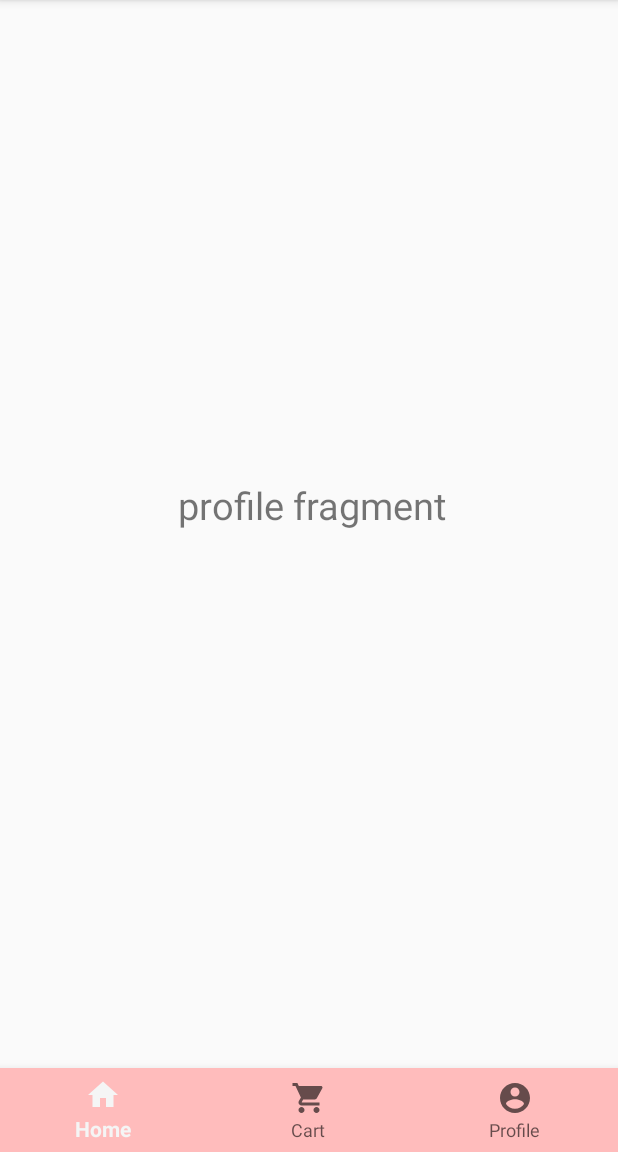
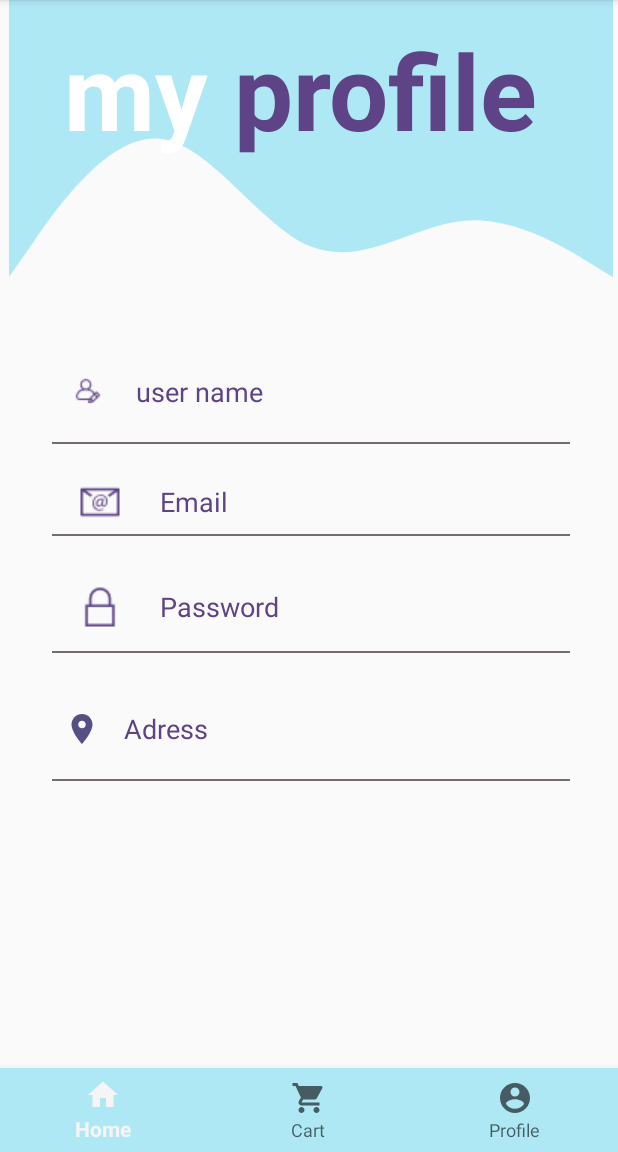
Before and after one commit to leenJabareen/MyApplication, an Android app: the profileFragment screen opened through its navigation route, on a phone screen of 412 x 824 dp, the part 84-1236 px from its top. Run offline under Robolectric (Android 15) with nearby library versions, the phone set to English and light mode, and no system bars; our stand-ins replace Firebase (no records; nobody signed in at launch, a user with empty details on screens opened directly); libraries missing offline, so code that uses them is left out: com.etebarian.meowbottomnavigation.

Commit message:
cardview functions

```diff
--- a/app/build.gradle
+++ b/app/build.gradle
@@ -40,8 +40,10 @@ dependencies {
     implementation 'androidx.navigation:navigation-ui:2.3.5'
     implementation 'androidx.legacy:legacy-support-v4:1.0.0'
     implementation 'com.google.firebase:firebase-database:20.0.2'// i added this for navigation bar
+
     testImplementation 'junit:junit:4.+'
     androidTestImplementation 'androidx.test.ext:junit:1.1.2'
     androidTestImplementation 'androidx.test.espresso:espresso-core:3.3.0'
-
+    implementation platform('com.google.firebase:firebase-bom:29.0.4')
+    implementation 'com.google.firebase:firebase-analytics'
 }
--- a/app/src/main/java/com/example/myapplication/HomeFragment.java
+++ b/app/src/main/java/com/example/myapplication/HomeFragment.java
@@ -35,7 +35,7 @@ public class HomeFragment extends Fragment {
         card_view.setOnClickListener(new View.OnClickListener() {
             @Override
             public void onClick(View v) {
-                Intent i = new Intent(root.getContext(), ProfileActivity.class);
+                Intent i = new Intent(root.getContext(), ArraylistActivity.class);
                 startActivity(i);
             }
         });
--- a/app/src/main/java/com/example/myapplication/SignUpActivity.java
+++ b/app/src/main/java/com/example/myapplication/SignUpActivity.java
@@ -18,11 +18,20 @@ import com.google.android.gms.tasks.Task;
 import com.google.firebase.auth.AuthResult;
 import com.google.firebase.auth.FirebaseAuth;
 import com.google.firebase.auth.FirebaseUser;
+import com.google.firebase.database.DatabaseReference;
+import com.google.firebase.database.FirebaseDatabase;
 
 public class SignUpActivity extends AppCompatActivity {
     private FirebaseAuth mAuth;
     private static final String TAG ="FIREBASE" ;
     private EditText editTextTextPassword, editTextTextEmailAddress,editTextName;
+    private FirebaseAuth maFirebaseAuth=FirebaseAuth.getInstance();
+    //write a message to the dataBase
+    // gets the root of the real time database in the FB console
+    private FirebaseDatabase database = FirebaseDatabase.getInstance("https://leen-s-application-default-rtdb.europe-west1.firebasedatabase.app/");
+
+
+
     @Override
     protected void onCreate(Bundle savedInstanceState) {
         super.onCreate(savedInstanceState);
@@ -67,6 +76,13 @@ public class SignUpActivity extends AppCompatActivity {
                             // Sign in success, update UI with the signed-in user's information
                             Log.d(TAG, "createUserWithEmail:success");
                             FirebaseUser user = mAuth.getCurrentUser();
+                            DatabaseReference myRef = database.getReference("profiles/"+user.getUid());//getRefrence returns a root
+                            String key = myRef.push().getKey();
+                            User u1 = new User(email,password, editTextName.getText().toString());
+                            u1.setKey(key);
+                            myRef = database.getReference("profiles/"+user.getUid()+"/"+key);
+                            myRef.setValue(u1);
+
                             Intent i =new Intent (SignUpActivity.this,MainActivity.class);
                             startActivity(i);
                         } else {
--- /dev/null
+++ b/app/src/main/java/com/example/myapplication/User.java
@@ -0,0 +1,69 @@
+package com.example.myapplication;
+
+public class User {
+    private String email;
+    private String password;
+    private String userName;
+    private String image;
+    private String adress;
+    private String key;
+
+
+    public User(String email,String password,String userName) {
+        this.email=email;
+        this.password=password ;
+        this.userName=userName;
+    }
+
+    public User() {
+
+    }
+
+    public String getAdress() {
+        return adress;
+    }
+
+    public void setAdress(String adress) {
+        this.adress = adress;
+    }
+
+    public String getPassword() {
+        return password;
+    }
+
+    public String getImage() {
+        return image;
+    }
+
+    public String getUserName() {
+        return userName;
+    }
+
+    public String getEmail() {
+        return email;
+    }
+
+    public void setImage(String image) {
+        this.image = image;
+    }
+
+    public void setUserName(String userName) {
+        this.userName = userName;
+    }
+
+    public void setEmail(String email) {
+        this.email = email;
+    }
+
+    public void setPassword(String password) {
+        this.password = password;
+    }
+
+    public String getKey() {
+        return key;
+    }
+
+    public void setKey(String key) {
+        this.key = key;
+    }
+}
--- a/app/src/main/res/drawable/ic_pastel.xml
+++ b/app/src/main/res/drawable/ic_pastel.xml
@@ -5,5 +5,5 @@
     android:viewportHeight="327">
   <path
       android:pathData="M0,288L60,250.7C120,213 240,139 360,144C480,149 600,235 720,256C840,277 960,235 1080,229.3C1200,224 1320,256 1380,272L1440,288L1440,0L1380,0C1320,0 1200,0 1080,0C960,0 840,0 720,0C600,0 480,0 360,0C240,0 120,0 60,0L0,0Z"
-      android:fillColor="#FFBCBC"/>
+      android:fillColor="#ade8f4"/>
 </vector>
--- a/app/src/main/res/layout/activity_about.xml
+++ b/app/src/main/res/layout/activity_about.xml
@@ -10,7 +10,7 @@
         android:id="@+id/bottomNavigationView"
         android:layout_width="match_parent"
         android:layout_height="wrap_content"
-        android:background="@color/pastelpink"
+        android:background="#ade8f4"
         app:layout_constraintBottom_toBottomOf="parent"
         app:layout_constraintEnd_toEndOf="parent"
         app:layout_constraintHorizontal_bias="0.0"
--- a/app/src/main/res/layout/fragment_profile.xml
+++ b/app/src/main/res/layout/fragment_profile.xml
@@ -1,17 +1,126 @@
 <?xml version="1.0" encoding="utf-8"?>
-<androidx.constraintlayout.widget.ConstraintLayout xmlns:android="http://schemas.android.com/apk/res/android"
+<RelativeLayout
+    xmlns:android="http://schemas.android.com/apk/res/android"
+    xmlns:app="http://schemas.android.com/apk/res-auto"
     xmlns:tools="http://schemas.android.com/tools"
     android:layout_width="match_parent"
     android:layout_height="match_parent"
-    tools:context=".profileFragment">
+    tools:context=".SignUpActivity">
 
-    <!-- TODO: Update blank fragment layout -->
-    <TextView
-        android:id="@+id/profilefragment"
-        android:layout_width="match_parent"
-        android:layout_height="match_parent"
-        android:text="profile fragment"
-        android:gravity="center"
-        android:textSize="25sp"/>
 
-</androidx.constraintlayout.widget.ConstraintLayout>
+
+        <LinearLayout
+            android:layout_width="match_parent"
+            android:layout_height="wrap_content"
+            android:orientation="vertical">
+
+            <androidx.constraintlayout.widget.ConstraintLayout
+                android:layout_width="match_parent"
+                android:layout_height="match_parent">
+
+                <ImageView
+                    android:id="@+id/imageView"
+                    android:layout_width="wrap_content"
+                    android:layout_height="210dp"
+                    android:src="@drawable/ic_pastel"
+                    app:layout_constraintBottom_toBottomOf="parent"
+                    app:layout_constraintEnd_toEndOf="parent"
+                    app:layout_constraintHorizontal_bias="0.0"
+                    app:layout_constraintStart_toStartOf="parent"
+                    app:layout_constraintTop_toTopOf="parent"
+                    app:layout_constraintVertical_bias="0.0" />
+
+                <TextView
+                    android:id="@+id/textViewMaina"
+                    android:layout_width="wrap_content"
+                    android:layout_height="wrap_content"
+                    android:layout_marginStart="40dp"
+                    android:text="my "
+                    android:textColor="@color/white"
+                    android:textSize="70sp"
+                    android:textStyle="bold"
+                    app:layout_constraintBottom_toBottomOf="@id/imageView"
+                    app:layout_constraintStart_toStartOf="parent"
+                    app:layout_constraintTop_toTopOf="@id/imageView"
+                    app:layout_constraintVertical_bias="0.116" />
+
+                <TextView
+                    android:id="@+id/textViewMain2"
+                    android:layout_width="wrap_content"
+                    android:layout_height="wrap_content"
+                    android:text="profile"
+                    android:textColor="@color/purple"
+                    android:textSize="70sp"
+                    android:textStyle="bold"
+                    app:layout_constraintBottom_toBottomOf="@id/imageView"
+                    app:layout_constraintStart_toEndOf="@id/textViewMaina"
+                    app:layout_constraintTop_toTopOf="@id/imageView"
+                    app:layout_constraintVertical_bias="0.116" />
+            </androidx.constraintlayout.widget.ConstraintLayout>
+
+            <EditText
+                android:id="@+id/editTextName"
+                android:layout_width="match_parent"
+                android:layout_height="70dp"
+                android:layout_marginStart="32dp"
+                android:layout_marginTop="16dp"
+                android:layout_marginEnd="32dp"
+                android:background="@drawable/edittext_background"
+                android:drawableStart="@drawable/username"
+                android:drawablePadding="16dp"
+                android:ems="10"
+                android:hint="user name"
+                android:inputType="textEmailAddress"
+                android:padding="8dp"
+                android:textColorHint="@color/purple" />
+
+            <EditText
+                android:id="@+id/editTextTextEmailAddress"
+                android:layout_width="match_parent"
+                android:layout_height="45dp"
+                android:layout_marginStart="32dp"
+                android:layout_marginTop="16dp"
+                android:layout_marginEnd="32dp"
+                android:background="@drawable/edittext_background"
+                android:drawableStart="@drawable/mailp"
+                android:drawablePadding="16dp"
+                android:ems="10"
+                android:hint="Email"
+                android:inputType="textEmailAddress"
+                android:padding="8dp"
+                android:textColorHint="@color/purple" />
+
+            <EditText
+                android:id="@+id/editTextTextPassword"
+                android:layout_width="match_parent"
+                android:layout_height="62dp"
+                android:layout_marginStart="32dp"
+                android:layout_marginTop="16dp"
+                android:layout_marginEnd="32dp"
+                android:background="@drawable/edittext_background"
+                android:drawableStart="@drawable/lockp"
+                android:drawablePadding="16dp"
+                android:ems="10"
+                android:hint="Password"
+                android:inputType="textPassword"
+                android:padding="8dp"
+                android:textColorHint="@color/purple" />
+
+            <EditText
+                android:id="@+id/editTextAddress"
+                android:layout_width="match_parent"
+                android:layout_height="69dp"
+                android:layout_marginStart="32dp"
+                android:layout_marginTop="16dp"
+                android:layout_marginEnd="32dp"
+                android:background="@drawable/edittext_background"
+                android:drawableStart="@drawable/ic_baseline_location_on_24"
+                android:drawablePadding="16dp"
+                android:ems="10"
+                android:hint="Adress"
+
+                android:padding="8dp"
+                android:textColorHint="@color/purple" />
+        </LinearLayout>
+
+</RelativeLayout>
--- a/app/src/main/res/values/colors.xml
+++ b/app/src/main/res/values/colors.xml
@@ -15,4 +15,5 @@
     <color name="green_light">#5ff0f7</color>
     <color name="shadowColor">#2E2E2E</color>
     <color name="pastelpink">#FFBCBC</color>
+    <color name="babyblue">#ade8f4</color>
 </resources>
--- a/build.gradle
+++ b/build.gradle
@@ -11,6 +11,7 @@ buildscript {
         // NOTE: Do not place your application dependencies here; they belong
         // in the individual module build.gradle files
     }
+
 }
 
 task clean(type: Delete) {
```
Also changed, not shown: 1 other file.
